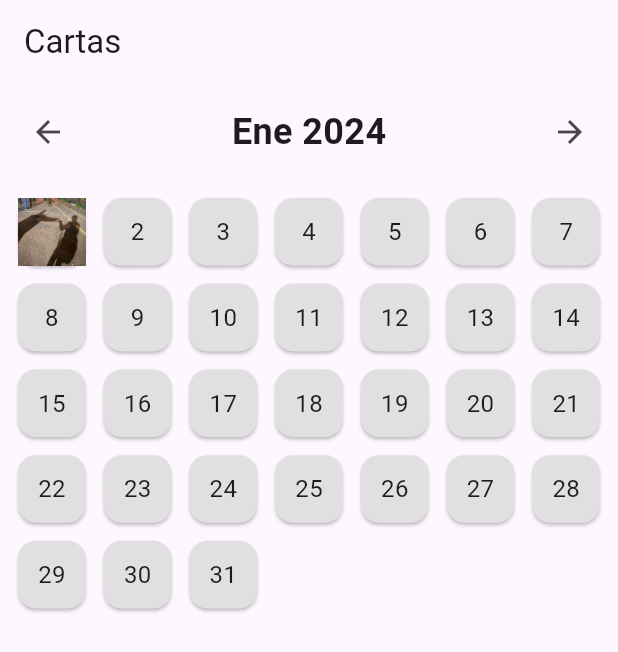
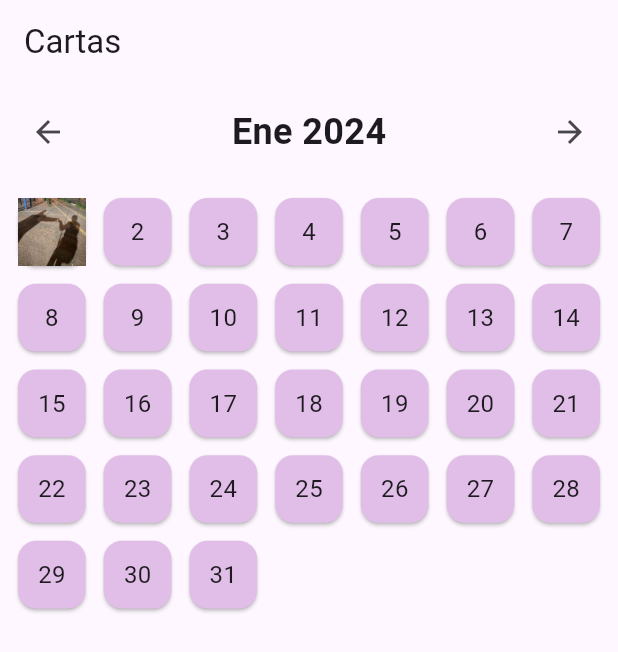
Before and after one commit to AlanLo07/calendar, a Flutter app: the screen it shows after launch, on a phone screen of 412 x 824 dp. Shown: the top 652 px of the screen. Run offline on Flutter 3.47's test engine with Material 3 defaults, Android fonts, the phone set to English and light mode, and no system bars.

Commit message:
Cambio de color

```diff
--- a/lib/main.dart
+++ b/lib/main.dart
@@ -203,7 +203,7 @@ class _AnimatedCardState extends State<AnimatedCard>
 
   Widget _buildFrontCard() {
     return Card(
-      color: widget.imagePath != '' ? Colors.blue[100] : Colors.grey[300],
+      color: widget.imagePath != '' ? Colors.blue[100] : Colors.purple[100],
       child:
           widget.imagePath != ''
               ? Image.asset(widget.imagePath!, fit: BoxFit.cover)
```
